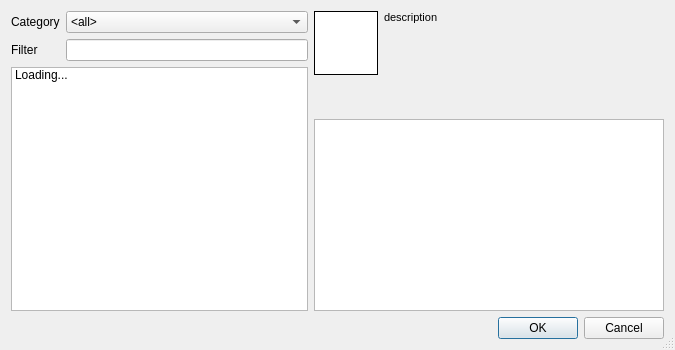
The window that starcheat/templates/ItemBrowser.ui (wizzomafizzo/starcheat) describes before a commit, drawn with Qt 5.
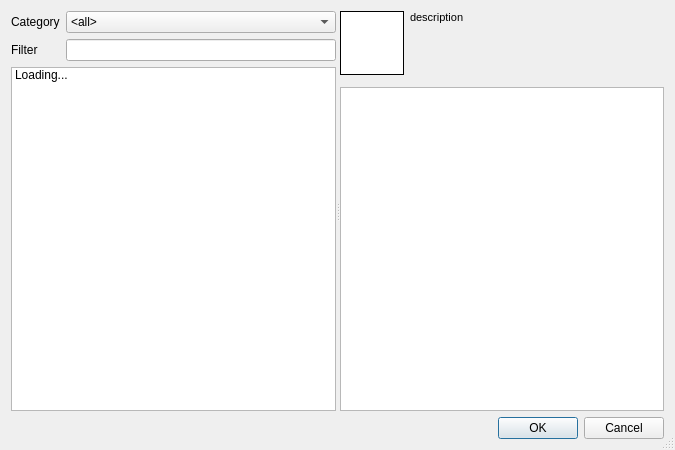
The same window after the commit.

Diff of the .ui file:
```diff
--- a/starcheat/templates/ItemBrowser.ui
+++ b/starcheat/templates/ItemBrowser.ui
@@ -7,7 +7,7 @@
     <x>0</x>
     <y>0</y>
     <width>675</width>
-    <height>350</height>
+    <height>450</height>
    </rect>
   </property>
   <property name="windowTitle">
@@ -16,8 +16,13 @@
   <property name="sizeGripEnabled">
    <bool>true</bool>
   </property>
-  <layout class="QGridLayout" name="gridLayout_3">
-   <item row="0" column="0">
+  <layout class="QVBoxLayout" name="verticalLayout">
+   <item>
+    <widget class="QSplitter" name="splitter">
+     <property name="orientation">
+      <enum>Qt::Horizontal</enum>
+     </property>
+     <widget class="QWidget" name="">
     <layout class="QGridLayout" name="gridLayout">
      <item row="0" column="1">
       <widget class="QComboBox" name="category">
@@ -83,8 +88,8 @@
       </widget>
      </item>
     </layout>
-   </item>
-   <item row="0" column="1">
+     </widget>
+     <widget class="QWidget" name="">
     <layout class="QGridLayout" name="gridLayout_2">
      <item row="0" column="0">
       <widget class="QLabel" name="item_icon">
@@ -122,6 +127,12 @@
          <verstretch>0</verstretch>
         </sizepolicy>
        </property>
+         <property name="maximumSize">
+          <size>
+           <width>16777215</width>
+           <height>150</height>
+          </size>
+         </property>
        <property name="font">
         <font>
          <pointsize>8</pointsize>
@@ -138,27 +149,8 @@
        </property>
       </widget>
      </item>
-     <item row="1" column="0">
-      <spacer name="verticalSpacer">
-       <property name="orientation">
-        <enum>Qt::Vertical</enum>
-       </property>
-       <property name="sizeHint" stdset="0">
-        <size>
-         <width>20</width>
-         <height>18</height>
-        </size>
-       </property>
-      </spacer>
-     </item>
      <item row="2" column="0" colspan="2">
       <widget class="QTableWidget" name="info">
-       <property name="minimumSize">
-        <size>
-         <width>350</width>
-         <height>0</height>
-        </size>
-       </property>
        <property name="editTriggers">
         <set>QAbstractItemView::NoEditTriggers</set>
        </property>
@@ -172,7 +164,7 @@
         <enum>QAbstractItemView::SelectRows</enum>
        </property>
        <property name="sortingEnabled">
-        <bool>true</bool>
+          <bool>false</bool>
        </property>
        <property name="wordWrap">
         <bool>false</bool>
@@ -197,8 +189,10 @@
       </widget>
      </item>
     </layout>
+     </widget>
+    </widget>
    </item>
-   <item row="1" column="0" colspan="2">
+   <item>
     <widget class="QDialogButtonBox" name="buttonBox">
      <property name="orientation">
       <enum>Qt::Horizontal</enum>
```
Left out of the diff: 9 changed lines with no effect on the pictures. Lines whose indentation alone changed are shown as unchanged.
